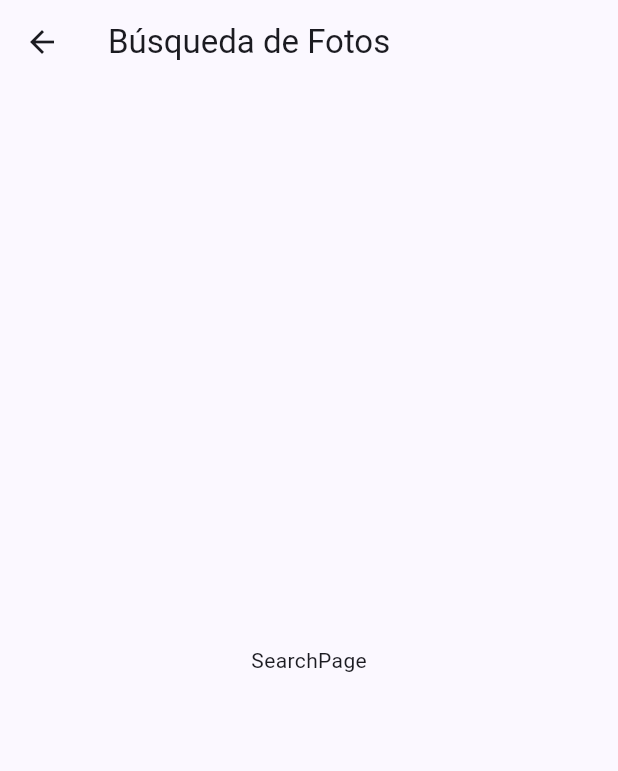
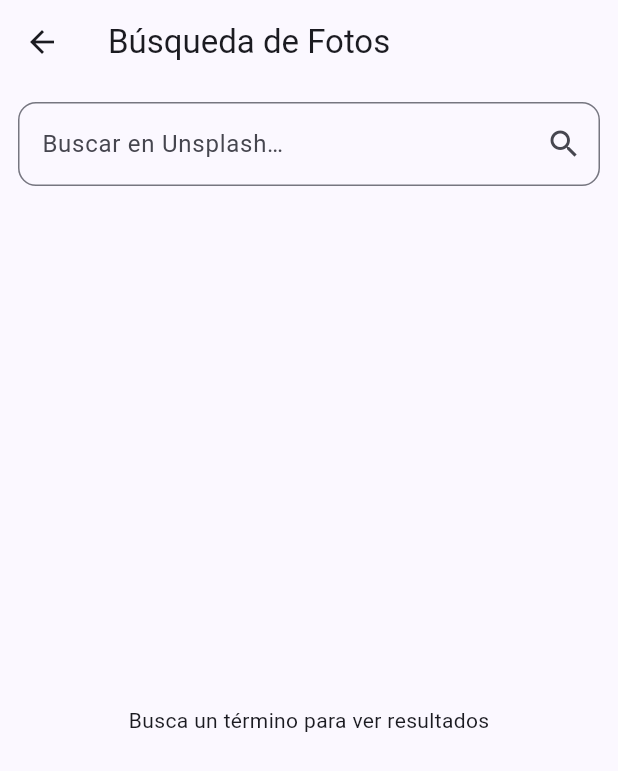
Before and after one commit to HectorPolendo-DEV/Flutter-prueba-tecnica, a Flutter app: the screen it shows after launch, after a tap on "Search", on a phone screen of 412 x 824 dp. Shown: the top 771 px of the screen. Run offline on Flutter 3.47's test engine with Material 3 defaults, Android fonts, the phone set to English and light mode, and no system bars; our stand-ins replace cached_network_image, dio, flutter_dotenv, go_router; network calls fail.

Commit message:
search module complete

```diff
--- /dev/null
+++ b/lib/app/app_providers.dart
@@ -0,0 +1,22 @@
+import 'package:provider/provider.dart';
+import 'package:provider/single_child_widget.dart';
+import '../core/network/dio_client.dart';
+import '../features/search/data/datasource/remote/unsplash_remote_datasource.dart';
+import '../features/search/data/repositories/photo_repository_impl.dart';
+import '../features/search/presentation/viewmodel/search_viewmodel.dart';
+import 'package:flutter_dotenv/flutter_dotenv.dart';
+
+List<SingleChildWidget> appProviders = [
+  ChangeNotifierProvider(
+    create: (_) => SearchViewModel(
+      PhotoRepositoryImpl(
+        UnsplashRemoteDataSource(
+          DioClient(
+            baseUrl: 'https://api.unsplash.com',
+            accessKey: dotenv.env['UNSPLASH_KEY'],
+          ),
+        ),
+      ),
+    ),
+  ),
+];
--- a/lib/app/router.dart
+++ b/lib/app/router.dart
@@ -4,12 +4,15 @@ import '../features/home/presentation/view/home_page.dart';
 import '../features/tips/presentation/view/tips_page.dart';
 import '../features/todo/presentation/view/to_do_page.dart';
 import '../features/search/presentation/view/search_page.dart';
+import '../features/search/presentation/view/photo_detail_page.dart';
+import '../features/search/domain/entities/photo.dart';
 
 sealed class AppRoutes {
   static const home = '/';
   static const tips = '/tips';
   static const todo = '/todo';
   static const search = '/search';
+  static const photoDetail = 'photo';
 }
 
 final appRouter = GoRouter(
@@ -19,9 +22,21 @@ final appRouter = GoRouter(
       path: AppRoutes.home,
       builder: (_, __) => const HomePage(),
       routes: [
-        GoRoute(path: 'tips', builder: (_, __) => const TipsPage()),
-        GoRoute(path: 'todo', builder: (_, __) => const TodoPage()),
-        GoRoute(path: 'search', builder: (_, __) => const SearchPage()),
+        GoRoute(path: AppRoutes.tips, builder: (_, __) => const TipsPage()),
+        GoRoute(path: AppRoutes.todo, builder: (_, __) => const TodoPage()),
+        GoRoute(
+          path: AppRoutes.search,
+          builder: (_, __) => const SearchPage(),
+          routes: [
+            GoRoute(
+              path: AppRoutes.photoDetail,
+              builder: (context, state) {
+                final photo = state.extra as Photo;
+                return PhotoDetailPage(photo: photo);
+              },
+            ),
+          ],
+        ),
       ],
     ),
   ],
--- /dev/null
+++ b/lib/features/search/data/datasource/remote/photo_remote_datasource.dart
@@ -0,0 +1,5 @@
+import '../../models/photo_model.dart';
+
+abstract class PhotoRemoteDataSource {
+  Future<List<PhotoModel>> search(String term, {int page, int perPage});
+}
--- /dev/null
+++ b/lib/features/search/domain/entities/photo.dart
@@ -0,0 +1,15 @@
+class Photo {
+  final String id;
+  final String thumbUrl;
+  final String fullUrl;
+  final String title;
+  final String author;
+
+  const Photo({
+    required this.id,
+    required this.thumbUrl,
+    required this.fullUrl,
+    required this.title,
+    required this.author,
+  });
+}
--- /dev/null
+++ b/lib/features/search/domain/repositories/photo_repository.dart
@@ -0,0 +1,5 @@
+import '../entities/photo.dart';
+
+abstract class PhotoRepository {
+  Future<List<Photo>> search(String term, {int page});
+}
--- a/lib/features/search/presentation/view/search_page.dart
+++ b/lib/features/search/presentation/view/search_page.dart
@@ -1,13 +1,143 @@
+import 'package:cached_network_image/cached_network_image.dart';
 import 'package:flutter/material.dart';
+import 'package:flutter_staggered_grid_view/flutter_staggered_grid_view.dart';
+import 'package:go_router/go_router.dart';
+import 'package:provider/provider.dart';
+import '../../../search/presentation/viewmodel/search_viewmodel.dart';
+import '../../../../app/router.dart';
 
 class SearchPage extends StatelessWidget {
   const SearchPage({super.key});
 
   @override
   Widget build(BuildContext context) {
+    return const _SearchView();
+  }
+}
+
+class _SearchView extends StatelessWidget {
+  const _SearchView();
+
+  @override
+  Widget build(BuildContext context) {
+    final vm = context.watch<SearchViewModel>();
+    final controller = TextEditingController();
+
     return Scaffold(
       appBar: AppBar(title: const Text('Búsqueda de Fotos')),
-      body: const Center(child: Text('SearchPage')),
+      body: Column(
+        children: [
+          Padding(
+            padding: const EdgeInsets.all(12),
+            child: TextField(
+              controller: controller,
+              textInputAction: TextInputAction.search,
+              decoration: InputDecoration(
+                hintText: 'Buscar en Unsplash…',
+                suffixIcon: IconButton(
+                  icon: const Icon(Icons.search),
+                  onPressed: () => vm.search(controller.text),
+                ),
+                border: OutlineInputBorder(
+                  borderRadius: BorderRadius.circular(12),
+                ),
+              ),
+              onSubmitted: vm.search,
+            ),
+          ),
+          if (vm.error != null)
+            Padding(
+              padding: const EdgeInsets.symmetric(horizontal: 12),
+              child: Text(
+                'Error: ${vm.error}',
+                style: const TextStyle(color: Colors.red),
+              ),
+            ),
+          Expanded(
+            child: NotificationListener<ScrollNotification>(
+              onNotification: (n) {
+                if (n.metrics.pixels > n.metrics.maxScrollExtent - 300 &&
+                    !vm.isLoading) {
+                  vm.loadMore();
+                }
+                return false;
+              },
+              child: _Grid(vm: vm),
+            ),
+          ),
+        ],
+      ),
     );
   }
 }
+
+class _Grid extends StatelessWidget {
+  final SearchViewModel vm;
+  const _Grid({required this.vm});
+
+  @override
+  Widget build(BuildContext context) {
+    if (vm.isLoading && vm.results.isEmpty) {
+      return const Center(child: CircularProgressIndicator());
+    }
+    if (vm.results.isEmpty) {
+      return const Center(child: Text('Busca un término para ver resultados'));
+    }
+
+    return MasonryGridView.count(
+      crossAxisCount: 2,
+      mainAxisSpacing: 8,
+      crossAxisSpacing: 8,
+      padding: const EdgeInsets.symmetric(horizontal: 12, vertical: 8),
+      itemCount: vm.results.length + (vm.isLoading ? 2 : 0),
+      itemBuilder: (context, index) {
+        if (index >= vm.results.length) {
+          return const Center(
+            child: Padding(
+              padding: EdgeInsets.all(16.0),
+              child: CircularProgressIndicator(),
+            ),
+          );
+        }
+        final p = vm.results[index];
+        return GestureDetector(
+          onTap: () {
+            context.push(
+              '${AppRoutes.search}/${AppRoutes.photoDetail}',
+              extra: p,
+            );
+          },
+          child: Column(
+            crossAxisAlignment: CrossAxisAlignment.start,
+            children: [
+              ClipRRect(
+                borderRadius: BorderRadius.circular(12),
+                child: CachedNetworkImage(
+                  imageUrl: p.thumbUrl,
+                  fit: BoxFit.cover,
+                  placeholder: (_, __) => const AspectRatio(
+                    aspectRatio: 1,
+                    child: Center(child: CircularProgressIndicator()),
+                  ),
+                  errorWidget: (_, __, ___) => const AspectRatio(
+                    aspectRatio: 1,
+                    child: Icon(Icons.broken_image),
+                  ),
+                ),
+              ),
+              const SizedBox(height: 6),
+              Text(
+                p.title.isEmpty
+                    ? 'Sin título'
+                    : '${p.title[0].toUpperCase()}${p.title.substring(1).toLowerCase()}',
+                maxLines: 2,
+                overflow: TextOverflow.ellipsis,
+                style: Theme.of(context).textTheme.bodyMedium,
+              ),
+            ],
+          ),
+        );
+      },
+    );
+  }
+}
--- a/lib/main.dart
+++ b/lib/main.dart
@@ -1,7 +1,11 @@
 import 'package:flutter/material.dart';
 import 'app/app.dart';
+import 'package:flutter_dotenv/flutter_dotenv.dart';
+import 'package:provider/provider.dart';
+import 'app/app_providers.dart';
 
-void main() {
+void main() async {
   WidgetsFlutterBinding.ensureInitialized();
-  runApp(const MyApp());
+  await dotenv.load(fileName: ".env");
+  runApp(MultiProvider(providers: appProviders, child: const MyApp()));
 }
```
Also changed, not shown: lib/core/network/api_exceptions.dart (added, +28 -0 lines), lib/core/network/dio_client.dart (added, +53 -0 lines), lib/features/search/data/datasource/remote/unsplash_remote_datasource.dart (added, +30 -0 lines), lib/features/search/data/mappers/photo_mapper.dart (added, +12 -0 lines), lib/features/search/data/models/photo_model.dart (added, +27 -0 lines), lib/features/search/data/repositories/photo_repository_impl.dart (added, +15 -0 lines), lib/features/search/presentation/view/photo_detail_page.dart (added, +38 -0 lines), lib/features/search/presentation/viewmodel/search_viewmodel.dart (added, +60 -0 lines), pubspec.yaml (+7 -2 lines), pubspec.lock.
